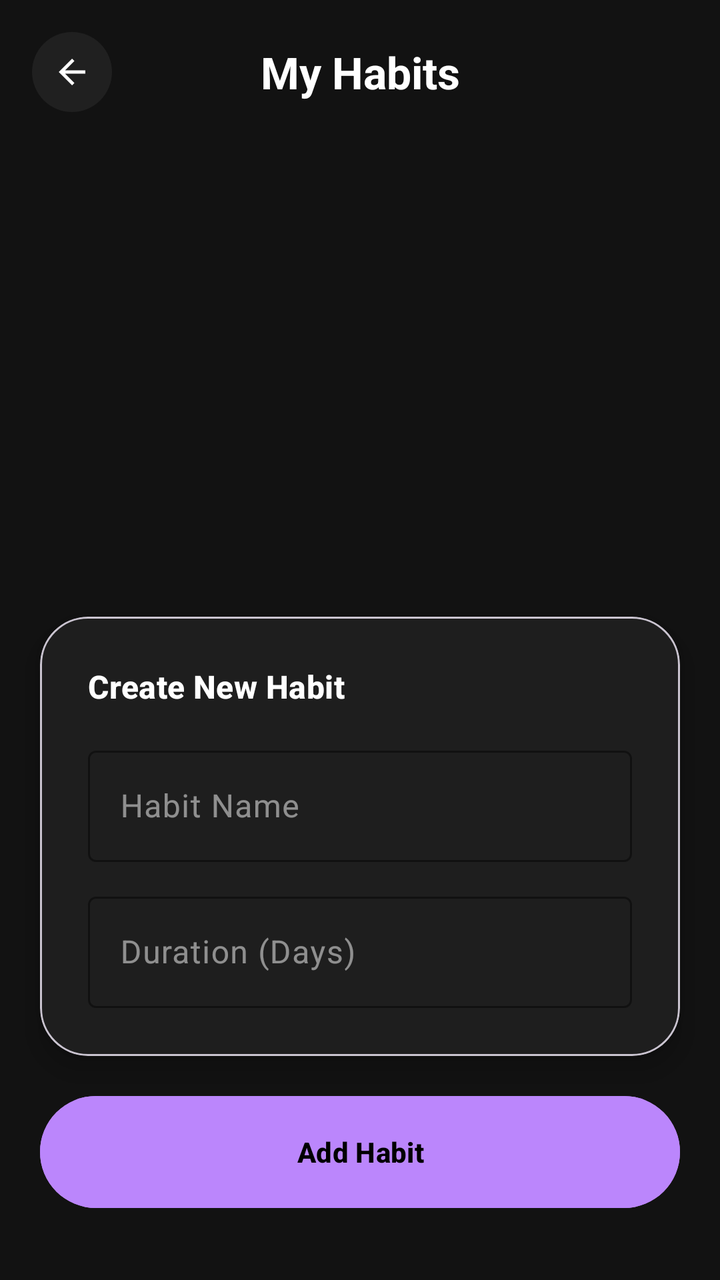
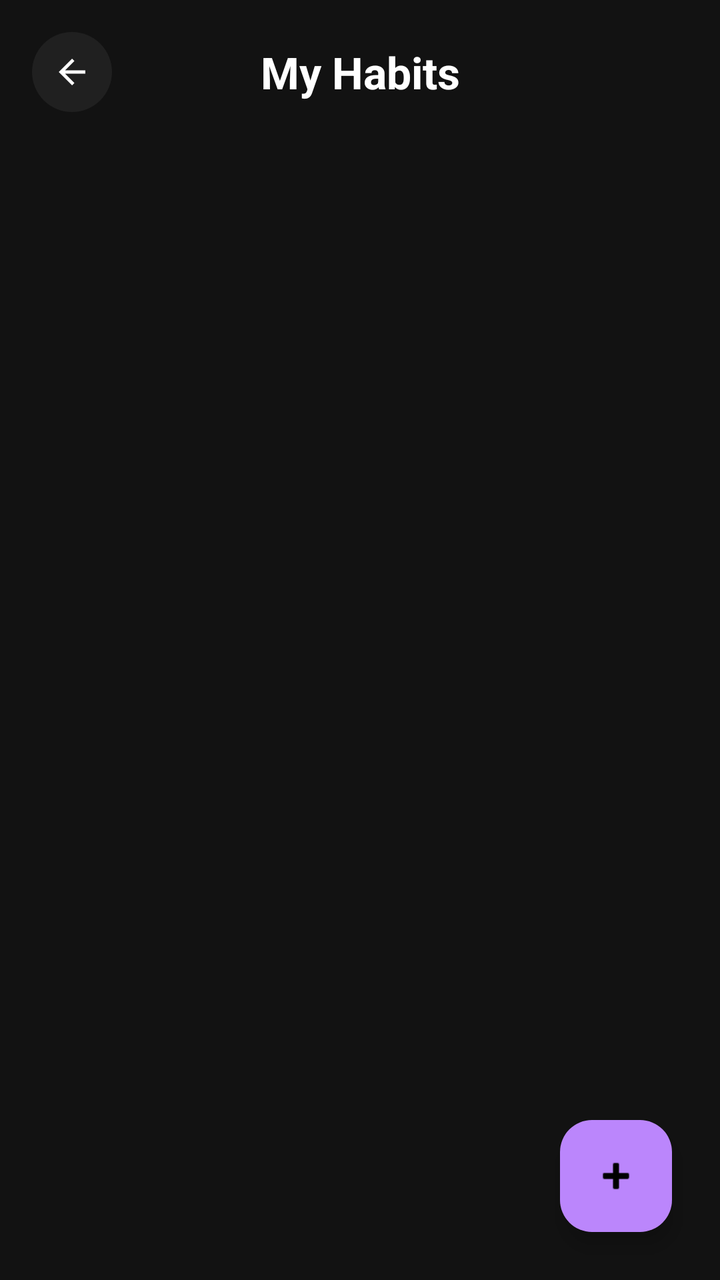

Before-and-after screenshots of an Android layout around one commit, followed by the original layout XML and the change that was made.
<!-- AndroidManifest.xml: application theme Theme.HabitFLOWS -->
<!-- res/layout/activity_habit.xml -->
<?xml version="1.0" encoding="utf-8"?>
<androidx.constraintlayout.widget.ConstraintLayout xmlns:android="http://schemas.android.com/apk/res/android"
    xmlns:app="http://schemas.android.com/apk/res-auto"
    xmlns:tools="http://schemas.android.com/tools"
    android:id="@+id/main"
    android:layout_width="match_parent"
    android:layout_height="match_parent"
    android:background="@color/background_black"
    tools:context=".Habit">

    
    <ImageView
        android:id="@+id/btnBackProfile"
        android:layout_width="40dp"
        android:layout_height="40dp"
        android:layout_marginStart="16dp"
        android:layout_marginTop="16dp"
        android:background="@drawable/circle_button_bg"
        android:contentDescription="Back"
        android:padding="10dp"
        app:layout_constraintStart_toStartOf="parent"
        app:layout_constraintTop_toTopOf="parent"
        app:srcCompat="@drawable/outline_arrow_back_24"
        app:tint="@color/white" />

    <TextView
        android:id="@+id/tvHabitHeader"
        android:layout_width="wrap_content"
        android:layout_height="wrap_content"
        android:text="My Habits"
        android:textAppearance="@style/TextAppearance.Material3.TitleLarge"
        android:textColor="@color/white"
        android:textStyle="bold"
        app:layout_constraintBottom_toBottomOf="@+id/btnBackProfile"
        app:layout_constraintEnd_toEndOf="parent"
        app:layout_constraintStart_toStartOf="parent"
        app:layout_constraintTop_toTopOf="@+id/btnBackProfile" />

    
    <androidx.recyclerview.widget.RecyclerView
        android:id="@+id/rvHabits"
        android:layout_width="match_parent"
        android:layout_height="0dp"
        android:layout_marginTop="16dp"
        android:clipToPadding="false"
        android:paddingBottom="16dp"
        app:layout_constraintBottom_toTopOf="@+id/cvAddHabit"
        app:layout_constraintTop_toBottomOf="@id/btnBackProfile"
        tools:listitem="@layout/item_habit" />

    
    <com.google.android.material.card.MaterialCardView
        android:id="@+id/cvAddHabit"
        android:layout_width="match_parent"
        android:layout_height="wrap_content"
        android:layout_marginHorizontal="20dp"
        android:layout_marginBottom="16dp"
        app:cardBackgroundColor="@color/surface_dark"
        app:cardCornerRadius="24dp"
        app:cardElevation="8dp"
        app:layout_constraintBottom_toTopOf="@+id/btnAddHabit">

        <LinearLayout
            android:layout_width="match_parent"
            android:layout_height="wrap_content"
            android:orientation="vertical"
            android:padding="24dp">

            <TextView
                android:layout_width="wrap_content"
                android:layout_height="wrap_content"
                android:text="Create New Habit"
                android:textAppearance="@style/TextAppearance.Material3.TitleMedium"
                android:textColor="@color/white"
                android:textStyle="bold" />

            <com.google.android.material.textfield.TextInputLayout
                style="@style/Widget.Material3.TextInputLayout.OutlinedBox"
                android:layout_width="match_parent"
                android:layout_height="wrap_content"
                android:layout_marginTop="16dp"
                android:hint="Habit Name"
                android:textColorHint="#80FFFFFF"
                app:boxStrokeColor="@color/purple_200"
                app:hintTextColor="@color/purple_200">

                <com.google.android.material.textfield.TextInputEditText
                    android:id="@+id/etHabitName"
                    android:layout_width="match_parent"
                    android:layout_height="wrap_content"
                    android:textColor="@color/white" />
            </com.google.android.material.textfield.TextInputLayout>

            <com.google.android.material.textfield.TextInputLayout
                style="@style/Widget.Material3.TextInputLayout.OutlinedBox"
                android:layout_width="match_parent"
                android:layout_height="wrap_content"
                android:layout_marginTop="12dp"
                android:hint="Duration (Days)"
                android:textColorHint="#80FFFFFF"
                app:boxStrokeColor="@color/purple_200"
                app:hintTextColor="@color/purple_200">

                <com.google.android.material.textfield.TextInputEditText
                    android:id="@+id/etDuration"
                    android:layout_width="match_parent"
                    android:layout_height="wrap_content"
                    android:inputType="number"
                    android:textColor="@color/white" />
            </com.google.android.material.textfield.TextInputLayout>

        </LinearLayout>
    </com.google.android.material.card.MaterialCardView>

    <com.google.android.material.button.MaterialButton
        android:id="@+id/btnAddHabit"
        style="@style/Widget.Material3.Button"
        android:layout_width="match_parent"
        android:layout_height="64dp"
        android:layout_marginHorizontal="20dp"
        android:layout_marginBottom="32dp"
        android:text="Add Habit"
        android:backgroundTint="@color/purple_200"
        android:textColor="@color/black"
        android:textStyle="bold"
        app:layout_constraintBottom_toBottomOf="parent"
        app:layout_constraintEnd_toEndOf="parent"
        app:layout_constraintStart_toStartOf="parent" />

</androidx.constraintlayout.widget.ConstraintLayout>
<!-- res/layout/item_habit.xml (included above) -->
<?xml version="1.0" encoding="utf-8"?>
<com.google.android.material.card.MaterialCardView xmlns:android="http://schemas.android.com/apk/res/android"
    xmlns:app="http://schemas.android.com/apk/res-auto"
    android:layout_width="match_parent"
    android:layout_height="wrap_content"
    android:layout_marginHorizontal="20dp"
    android:layout_marginVertical="8dp"
    app:cardBackgroundColor="@color/surface_dark"
    app:cardCornerRadius="24dp"
    app:cardElevation="4dp">

    <androidx.constraintlayout.widget.ConstraintLayout
        android:layout_width="match_parent"
        android:layout_height="wrap_content"
        android:padding="24dp">

        <TextView
            android:id="@+id/tvHabitName"
            android:layout_width="0dp"
            android:layout_height="wrap_content"
            android:layout_marginEnd="8dp"
            android:textAppearance="@style/TextAppearance.Material3.HeadlineSmall"
            android:textColor="@color/whiteText"
            android:textStyle="bold"
            app:layout_constraintEnd_toStartOf="@+id/btnDeleteHabit"
            app:layout_constraintStart_toStartOf="parent"
            app:layout_constraintTop_toTopOf="parent" />

        <com.google.android.material.button.MaterialButton
            android:id="@+id/btnDeleteHabit"
            style="@style/Widget.Material3.Button.TextButton"
            android:layout_width="wrap_content"
            android:layout_height="wrap_content"
            android:minWidth="0dp"
            android:minHeight="0dp"
            android:padding="4dp"
            android:text="Delete"
            android:textColor="#FF5252"
            android:textSize="12sp"
            app:icon="@android:drawable/ic_menu_delete"
            app:iconSize="14dp"
            app:iconTint="#FF5252"
            app:layout_constraintEnd_toEndOf="parent"
            app:layout_constraintTop_toTopOf="parent" />

        <LinearLayout
            android:id="@+id/llDuration"
            android:layout_width="wrap_content"
            android:layout_height="wrap_content"
            android:layout_marginTop="20dp"
            android:orientation="vertical"
            app:layout_constraintStart_toStartOf="parent"
            app:layout_constraintTop_toBottomOf="@id/tvHabitName">

            <TextView
                android:layout_width="wrap_content"
                android:layout_height="wrap_content"
                android:text="DURATION"
                android:textAppearance="@style/TextAppearance.Material3.LabelLarge"
                android:textColor="#80FFFFFF" />

            <TextView
                android:id="@+id/tvHabitDuration"
                android:layout_width="wrap_content"
                android:layout_height="wrap_content"
                android:textAppearance="@style/TextAppearance.Material3.BodyLarge"
                android:textColor="@color/whiteText" />
        </LinearLayout>

        <TextView
            android:id="@+id/tvProgressLabel"
            android:layout_width="wrap_content"
            android:layout_height="wrap_content"
            android:layout_marginTop="28dp"
            android:text="PROGRESS"
            android:textAppearance="@style/TextAppearance.Material3.LabelLarge"
            android:textColor="#80FFFFFF"
            app:layout_constraintStart_toStartOf="parent"
            app:layout_constraintTop_toBottomOf="@id/llDuration" />

        <com.google.android.material.progressindicator.LinearProgressIndicator
            android:id="@+id/habitProgressIndicator"
            android:layout_width="0dp"
            android:layout_height="wrap_content"
            android:layout_marginTop="12dp"
            app:indicatorColor="@color/purple_200"
            app:layout_constraintEnd_toStartOf="@+id/tvHabitPercentage"
            app:layout_constraintStart_toStartOf="parent"
            app:layout_constraintTop_toBottomOf="@id/tvProgressLabel"
            app:trackColor="#1AFFFFFF"
            app:trackCornerRadius="8dp"
            app:trackThickness="12dp" />

        <TextView
            android:id="@+id/tvHabitPercentage"
            android:layout_width="wrap_content"
            android:layout_height="wrap_content"
            android:layout_marginStart="16dp"
            android:textAppearance="@style/TextAppearance.Material3.TitleMedium"
            android:textColor="@color/purple_200"
            android:textStyle="bold"
            app:layout_constraintBottom_toBottomOf="@+id/habitProgressIndicator"
            app:layout_constraintEnd_toEndOf="parent"
            app:layout_constraintTop_toTopOf="@+id/habitProgressIndicator" />

    </androidx.constraintlayout.widget.ConstraintLayout>
</com.google.android.material.card.MaterialCardView>
<!-- resources referenced by this layout -->
<resources>
  <color name="background_black">#121212</color>
  <color name="black">#FF000000</color>
  <color name="purple_200">#FFBB86FC</color>
  <color name="surface_dark">#1E1E1E</color>
  <color name="white">#FFFFFFFF</color>
  <color name="whiteText">#FFFFFF</color>
  <!-- drawable circle_button_bg (drawable) -->
  <?xml version="1.0" encoding="utf-8"?>
  <shape xmlns:android="http://schemas.android.com/apk/res/android"
      android:shape="oval">
      <solid android:color="#0FFFFFFF" />
  </shape>
  <!-- drawable outline_arrow_back_24 (drawable) -->
  <vector xmlns:android="http://schemas.android.com/apk/res/android" android:autoMirrored="true" android:height="24dp" android:tint="#000000" android:viewportHeight="960" android:viewportWidth="960" android:width="24dp">
        
      <path android:fillColor="@android:color/white" android:pathData="M313,520L537,744L480,800L160,480L480,160L537,216L313,440L800,440L800,520L313,520Z"/>
      
  </vector>
  <style name="Theme.HabitFLOWS" parent="Base.Theme.HabitFLOWS" />
  <style name="Base.Theme.HabitFLOWS" parent="Theme.Material3.DayNight.NoActionBar">
          
          
      </style>
</resources>

<!-- the commit's change to res/layout/activity_habit.xml (unified diff, before → after) -->
@@ -43,89 +43,23 @@
         android:layout_height="0dp"
         android:layout_marginTop="16dp"
         android:clipToPadding="false"
-        android:paddingBottom="16dp"
-        app:layout_constraintBottom_toTopOf="@+id/cvAddHabit"
+        android:paddingBottom="88dp"
+        app:layout_constraintBottom_toBottomOf="parent"
         app:layout_constraintTop_toBottomOf="@id/btnBackProfile"
         tools:listitem="@layout/item_habit" />
 
     
-    <com.google.android.material.card.MaterialCardView
-        android:id="@+id/cvAddHabit"
-        android:layout_width="match_parent"
+    <com.google.android.material.floatingactionbutton.FloatingActionButton
+        android:id="@+id/fabAddHabit"
+        android:layout_width="wrap_content"
         android:layout_height="wrap_content"
-        android:layout_marginHorizontal="20dp"
-        android:layout_marginBottom="16dp"
-        app:cardBackgroundColor="@color/surface_dark"
-        app:cardCornerRadius="24dp"
-        app:cardElevation="8dp"
-        app:layout_constraintBottom_toTopOf="@+id/btnAddHabit">
-
-        <LinearLayout
-            android:layout_width="match_parent"
-            android:layout_height="wrap_content"
-            android:orientation="vertical"
-            android:padding="24dp">
-
-            <TextView
-                android:layout_width="wrap_content"
-                android:layout_height="wrap_content"
-                android:text="Create New Habit"
-                android:textAppearance="@style/TextAppearance.Material3.TitleMedium"
-                android:textColor="@color/white"
-                android:textStyle="bold" />
-
-            <com.google.android.material.textfield.TextInputLayout
-                style="@style/Widget.Material3.TextInputLayout.OutlinedBox"
-                android:layout_width="match_parent"
-                android:layout_height="wrap_content"
-                android:layout_marginTop="16dp"
-                android:hint="Habit Name"
-                android:textColorHint="#80FFFFFF"
-                app:boxStrokeColor="@color/purple_200"
-                app:hintTextColor="@color/purple_200">
-
-                <com.google.android.material.textfield.TextInputEditText
-                    android:id="@+id/etHabitName"
-                    android:layout_width="match_parent"
-                    android:layout_height="wrap_content"
-                    android:textColor="@color/white" />
-            </com.google.android.material.textfield.TextInputLayout>
-
-            <com.google.android.material.textfield.TextInputLayout
-                style="@style/Widget.Material3.TextInputLayout.OutlinedBox"
-                android:layout_width="match_parent"
-                android:layout_height="wrap_content"
-                android:layout_marginTop="12dp"
-                android:hint="Duration (Days)"
-                android:textColorHint="#80FFFFFF"
-                app:boxStrokeColor="@color/purple_200"
-                app:hintTextColor="@color/purple_200">
-
-                <com.google.android.material.textfield.TextInputEditText
-                    android:id="@+id/etDuration"
-                    android:layout_width="match_parent"
-                    android:layout_height="wrap_content"
-                    android:inputType="number"
-                    android:textColor="@color/white" />
-            </com.google.android.material.textfield.TextInputLayout>
-
-        </LinearLayout>
-    </com.google.android.material.card.MaterialCardView>
-
-    <com.google.android.material.button.MaterialButton
-        android:id="@+id/btnAddHabit"
-        style="@style/Widget.Material3.Button"
-        android:layout_width="match_parent"
-        android:layout_height="64dp"
-        android:layout_marginHorizontal="20dp"
-        android:layout_marginBottom="32dp"
-        android:text="Add Habit"
-        android:backgroundTint="@color/purple_200"
-        android:textColor="@color/black"
-        android:textStyle="bold"
+        android:layout_margin="24dp"
+        android:contentDescription="Add Habit"
+        android:src="@android:drawable/ic_input_add"
+        app:backgroundTint="@color/purple_200"
         app:layout_constraintBottom_toBottomOf="parent"
         app:layout_constraintEnd_toEndOf="parent"
-        app:layout_constraintStart_toStartOf="parent" />
+        app:tint="@color/black" />
 
 </androidx.constraintlayout.widget.ConstraintLayout>
 <!-- res/layout/item_habit.xml (included above) -->
@@ -153,26 +87,48 @@
             android:textAppearance="@style/TextAppearance.Material3.HeadlineSmall"
             android:textColor="@color/whiteText"
             android:textStyle="bold"
-            app:layout_constraintEnd_toStartOf="@+id/btnDeleteHabit"
+            app:layout_constraintEnd_toStartOf="@+id/llButtons"
             app:layout_constraintStart_toStartOf="parent"
             app:layout_constraintTop_toTopOf="parent" />
 
-        <com.google.android.material.button.MaterialButton
-            android:id="@+id/btnDeleteHabit"
-            style="@style/Widget.Material3.Button.TextButton"
+        <LinearLayout
+            android:id="@+id/llButtons"
             android:layout_width="wrap_content"
             android:layout_height="wrap_content"
-            android:minWidth="0dp"
-            android:minHeight="0dp"
-            android:padding="4dp"
-            android:text="Delete"
-            android:textColor="#FF5252"
-            android:textSize="12sp"
-            app:icon="@android:drawable/ic_menu_delete"
-            app:iconSize="14dp"
-            app:iconTint="#FF5252"
+            android:orientation="horizontal"
             app:layout_constraintEnd_toEndOf="parent"
-            app:layout_constraintTop_toTopOf="parent" />
+            app:layout_constraintTop_toTopOf="parent">
+
+            <com.google.android.material.button.MaterialButton
+                android:id="@+id/btnEditHabit"
+                style="@style/Widget.Material3.Button.TextButton"
+                android:layout_width="wrap_content"
+                android:layout_height="wrap_content"
+                android:minWidth="0dp"
+                android:minHeight="0dp"
+                android:padding="4dp"
+                android:text="Edit"
+                android:textColor="@color/purple_200"
+                android:textSize="12sp"
+                app:icon="@android:drawable/ic_menu_edit"
+                app:iconSize="14dp"
+                app:iconTint="@color/purple_200" />
+
+            <com.google.android.material.button.MaterialButton
+                android:id="@+id/btnDeleteHabit"
+                style="@style/Widget.Material3.Button.TextButton"
+                android:layout_width="wrap_content"
+                android:layout_height="wrap_content"
+                android:minWidth="0dp"
+                android:minHeight="0dp"
+                android:padding="4dp"
+                android:text="Delete"
+                android:textColor="#FF5252"
+                android:textSize="12sp"
+                app:icon="@android:drawable/ic_menu_delete"
+                app:iconSize="14dp"
+                app:iconTint="#FF5252" />
+        </LinearLayout>
 
         <LinearLayout
             android:id="@+id/llDuration"
